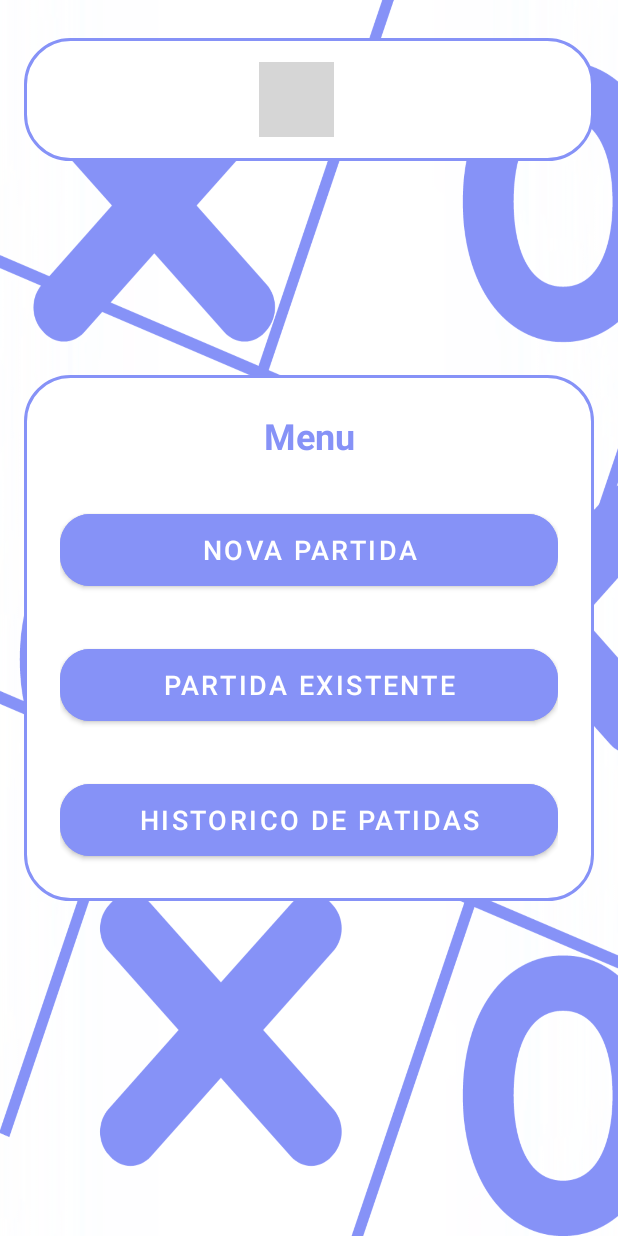
After one commit to hylansilvadev/tik-tak-toe-unicap-sin-2024.1, an Android app: the MainMenuActivity screen opened directly, with no data from a screen before it, on a phone screen of 412 x 824 dp. The commit adds this screen. Run offline under Robolectric (Android 15) with nearby library versions, the phone set to English and light mode, and no system bars; grey boxes are pictures that could not be loaded.

Commit message:
Refactor: Melhorando o Menu, adicionando novas telas

```diff
--- a/app/build.gradle
+++ b/app/build.gradle
@@ -44,4 +44,6 @@ dependencies {
     implementation(libs.firebase.auth)
     implementation(libs.firebase.firestore)
     implementation libs.firebase.ui.auth
+    implementation libs.glide
+    annotationProcessor libs.compiler
 }
--- a/app/src/main/AndroidManifest.xml
+++ b/app/src/main/AndroidManifest.xml
@@ -20,7 +20,7 @@
             </intent-filter>
         </activity>
         <activity
-            android:name=".DetailsActivity"
+            android:name=".MainMenuActivity"
             android:exported="false" />
     </application>
 
--- a/app/src/main/java/com/unicap/sin2022b/tictactoeunicap20241/DetailsActivity.java
+++ /dev/null
@@ -1,24 +0,0 @@
-package com.unicap.sin2022b.tictactoeunicap20241;
-
-import android.os.Bundle;
-
-import androidx.activity.EdgeToEdge;
-import androidx.appcompat.app.AppCompatActivity;
-import androidx.core.graphics.Insets;
-import androidx.core.view.ViewCompat;
-import androidx.core.view.WindowInsetsCompat;
-
-public class DetailsActivity extends AppCompatActivity {
-
-    @Override
-    protected void onCreate(Bundle savedInstanceState) {
-        super.onCreate(savedInstanceState);
-        EdgeToEdge.enable(this);
-        setContentView(R.layout.activity_details);
-        ViewCompat.setOnApplyWindowInsetsListener(findViewById(R.id.main), (v, insets) -> {
-            Insets systemBars = insets.getInsets(WindowInsetsCompat.Type.systemBars());
-            v.setPadding(systemBars.left, systemBars.top, systemBars.right, systemBars.bottom);
-            return insets;
-        });
-    }
-}
--- a/app/src/main/java/com/unicap/sin2022b/tictactoeunicap20241/LoginActivity.java
+++ b/app/src/main/java/com/unicap/sin2022b/tictactoeunicap20241/LoginActivity.java
@@ -1,6 +1,5 @@
 package com.unicap.sin2022b.tictactoeunicap20241;
 
-import android.annotation.SuppressLint;
 import android.content.Intent;
 import android.os.Bundle;
 import android.widget.Button;
@@ -25,6 +24,7 @@ import com.google.firebase.auth.FirebaseAuth;
 import com.google.firebase.auth.FirebaseUser;
 import com.google.firebase.auth.GoogleAuthProvider;
 import com.google.firebase.firestore.FirebaseFirestore;
+import com.unicap.sin2022b.tictactoeunicap20241.Service.Users;
 
 import java.util.Objects;
 
@@ -94,7 +94,7 @@ public class LoginActivity extends AppCompatActivity {
             public void onComplete(@NonNull Task<AuthResult> task) {
                 if( task.isSuccessful() ){
                     FirebaseUser user = auth.getCurrentUser();
-                    Users currentUser = new Users();
+                    Users currentUser =  Users.getInstance();
 
                     assert user != null;
                     currentUser.setUserId(user.getProviderId());
@@ -103,7 +103,7 @@ public class LoginActivity extends AppCompatActivity {
 
                     database.collection("users").document(user.getUid()).set(currentUser);
 
-                    Intent intent = new Intent(LoginActivity.this, DetailsActivity.class);
+                    Intent intent = new Intent(LoginActivity.this, MainMenuActivity.class);
                     startActivity(intent);
                 }
                 else {
--- /dev/null
+++ b/app/src/main/java/com/unicap/sin2022b/tictactoeunicap20241/MainMenuActivity.java
@@ -0,0 +1,34 @@
+package com.unicap.sin2022b.tictactoeunicap20241;
+
+import android.os.Bundle;
+import android.widget.ImageView;
+import android.widget.TextView;
+
+import androidx.activity.EdgeToEdge;
+import androidx.appcompat.app.AppCompatActivity;
+
+import com.bumptech.glide.Glide;
+import com.bumptech.glide.load.resource.bitmap.CircleCrop;
+import com.unicap.sin2022b.tictactoeunicap20241.Service.Users;
+
+public class MainMenuActivity extends AppCompatActivity {
+
+    private ImageView userImage;
+    private TextView userName;
+
+    @Override
+    protected void onCreate(Bundle savedInstanceState) {
+        super.onCreate(savedInstanceState);
+        EdgeToEdge.enable(this);
+        setContentView(R.layout.activity_main_menu);
+
+        userImage = findViewById(R.id.userAvatar);
+        userName = findViewById(R.id.userName);
+
+        Users user = Users.getInstance();
+
+        Glide.with(this).load(user.getProfile()).transform(new CircleCrop()).into(userImage);
+
+        userName.setText(user.getName());
+    }
+}
--- a/app/src/main/res/layout/activity_details.xml
+++ /dev/null
@@ -1,10 +0,0 @@
-<?xml version="1.0" encoding="utf-8"?>
-<androidx.constraintlayout.widget.ConstraintLayout xmlns:android="http://schemas.android.com/apk/res/android"
-    xmlns:app="http://schemas.android.com/apk/res-auto"
-    xmlns:tools="http://schemas.android.com/tools"
-    android:id="@+id/main"
-    android:layout_width="match_parent"
-    android:layout_height="match_parent"
-    tools:context=".DetailsActivity">
-
-</androidx.constraintlayout.widget.ConstraintLayout>
--- a/app/src/main/res/layout/activity_login.xml
+++ b/app/src/main/res/layout/activity_login.xml
@@ -36,6 +36,7 @@
                 android:layout_height="60dp"
                 android:layout_marginTop="30dp"
                 android:id="@+id/BtnSingin"
+                android:backgroundTint="@color/lavender"
                 android:text="Entrar com o google"
                 android:textColor="@color/white"
                 android:textSize="18sp"
--- /dev/null
+++ b/app/src/main/res/layout/activity_main_menu.xml
@@ -0,0 +1,98 @@
+<?xml version="1.0" encoding="utf-8"?>
+<RelativeLayout
+    xmlns:android="http://schemas.android.com/apk/res/android"
+    xmlns:app="http://schemas.android.com/apk/res-auto"
+    xmlns:tools="http://schemas.android.com/tools"
+    android:id="@+id/main"
+    android:layout_width="match_parent"
+    android:layout_height="match_parent"
+    android:background="@drawable/pagebkg"
+    tools:context=".LoginActivity">
+
+    <LinearLayout
+        android:layout_width="match_parent"
+        android:layout_height="wrap_content"
+        android:background="@drawable/lavander_border"
+        android:orientation="horizontal"
+        android:gravity="center"
+        android:padding="16dp"
+        android:layout_marginTop="25dp"
+        android:layout_marginHorizontal="16dp"
+        >
+
+        <ImageView
+            android:id="@+id/userAvatar"
+            android:layout_width="50dp"
+            android:layout_height="50dp"
+            android:layout_gravity="center_vertical"
+            android:src="@drawable/default_avatar"
+            android:layout_marginRight="16dp"
+            android:clipToOutline="true" />
+
+        <TextView
+            android:id="@+id/userName"
+            android:layout_width="wrap_content"
+            android:layout_height="wrap_content"
+            android:text="Username"
+            android:textColor="@color/lavender"
+            android:textSize="18sp"
+            android:textStyle="bold" />
+
+    </LinearLayout>
+    <LinearLayout
+        android:layout_width="match_parent"
+        android:layout_height="wrap_content"
+        android:layout_gravity="center_horizontal"
+        android:background="@drawable/lavander_border"
+        android:orientation="vertical"
+        android:padding="24dp"
+        android:layout_marginTop="250dp"
+        android:layout_marginHorizontal="16dp"
+        >
+
+        <TextView
+            android:layout_width="match_parent"
+            android:layout_height="wrap_content"
+            android:text="Menu"
+            android:textAlignment="center"
+            android:textColor="@color/lavender"
+            android:textSize="24dp"
+            android:textStyle="bold" />
+
+        <Button
+            android:id="@+id/NewGame"
+            android:layout_width="match_parent"
+            android:layout_height="60dp"
+            android:layout_marginTop="30dp"
+            android:backgroundTint="@color/lavender"
+            android:text="Nova Partida"
+            android:textColor="@color/white"
+            android:textSize="18sp"
+            app:cornerRadius="20dp" />
+
+        <Button
+            android:id="@+id/FindGame"
+            android:layout_width="match_parent"
+            android:layout_height="60dp"
+            android:layout_marginTop="30dp"
+            android:backgroundTint="@color/lavender"
+            android:text="Partida Existente"
+            android:textColor="@color/white"
+            android:textSize="18sp"
+            app:cornerRadius="20dp" />
+
+        <Button
+            android:id="@+id/HistoricGames"
+            android:layout_width="match_parent"
+            android:layout_height="60dp"
+            android:layout_marginTop="30dp"
+            android:backgroundTint="@color/lavender"
+            android:text="Historico de Patidas"
+            android:textColor="@color/white"
+            android:textSize="18sp"
+            app:cornerRadius="20dp" />
+
+
+    </LinearLayout>
+
+</RelativeLayout>
--- a/gradle/libs.versions.toml
+++ b/gradle/libs.versions.toml
@@ -1,7 +1,9 @@
 [versions]
 agp = "8.4.0"
+compiler = "4.12.0"
 firebaseBom = "33.1.0"
 firebaseUiAuth = "7.2.0"
+glide = "4.12.0"
 junit = "4.13.2"
 junitVersion = "1.1.5"
 espressoCore = "3.5.1"
@@ -14,10 +16,12 @@ activity = "1.9.0"
 constraintlayout = "2.1.4"
 
 [libraries]
+compiler = { module = "com.github.bumptech.glide:compiler", version.ref = "compiler" }
 firebase-auth = { module = "com.google.firebase:firebase-auth" }
 firebase-bom = { module = "com.google.firebase:firebase-bom", version.ref = "firebaseBom" }
 firebase-firestore = { module = "com.google.firebase:firebase-firestore" }
 firebase-ui-auth = { module = "com.firebaseui:firebase-ui-auth", version.ref = "firebaseUiAuth" }
+glide = { module = "com.github.bumptech.glide:glide", version.ref = "glide" }
 junit = { group = "junit", name = "junit", version.ref = "junit" }
 ext-junit = { group = "androidx.test.ext", name = "junit", version.ref = "junitVersion" }
 espresso-core = { group = "androidx.test.espresso", name = "espresso-core", version.ref = "espressoCore" }
```
Also changed, not shown: app/src/main/res/drawable/default_avatar.png (added).
